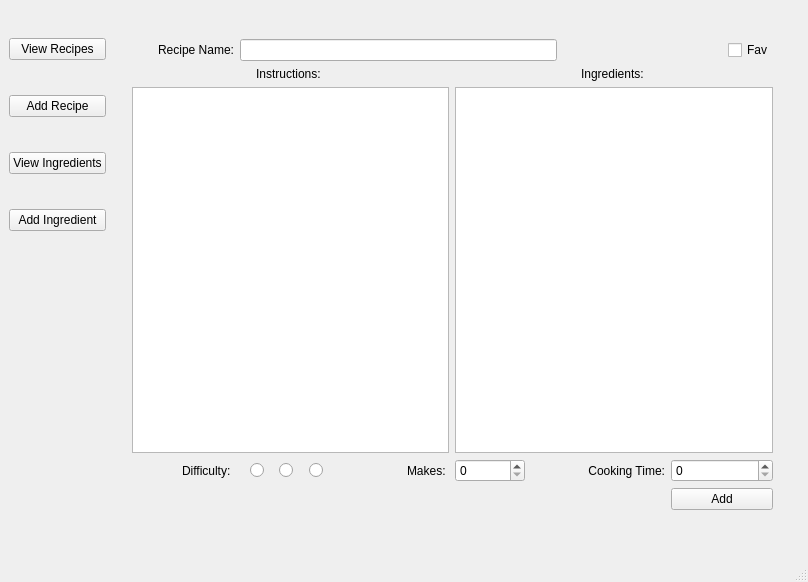
First picture: the form in mainwindow.ui, repository Bourkupine/cs4076-project, before the edit.
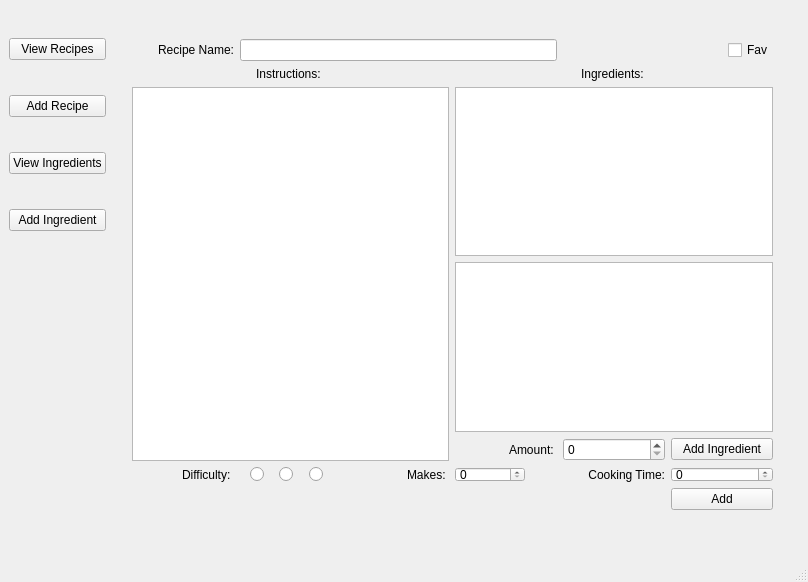
Second picture: the form after the edit. The open tabs and pages were chosen to show the change.

Commit message: struct initalizer and getIngredientsFromItem func

What changed in the file:
```diff
--- a/mainwindow.ui
+++ b/mainwindow.ui
@@ -55,7 +55,7 @@
       <item>
        <widget class="QStackedWidget" name="stackedWidget">
         <property name="currentIndex">
-         <number>0</number>
+         <number>3</number>
         </property>
         <widget class="QWidget" name="viewRecipe">
          <widget class="QWidget" name="gridLayoutWidget_6">
@@ -355,7 +355,7 @@
            <property name="spacing">
             <number>6</number>
            </property>
-           <item row="4" column="1">
+           <item row="6" column="1">
             <layout class="QHBoxLayout" name="horizontalLayout_2">
              <property name="leftMargin">
               <number>10</number>
@@ -413,7 +413,24 @@
              </item>
             </layout>
            </item>
-           <item row="4" column="5">
+           <item row="1" column="0" colspan="3" alignment="Qt::AlignHCenter|Qt::AlignVCenter">
+            <widget class="QLabel" name="label_5">
+             <property name="text">
+              <string>Instructions: </string>
+             </property>
+             <property name="alignment">
+              <set>Qt::AlignRight|Qt::AlignTrailing|Qt::AlignVCenter</set>
+             </property>
+            </widget>
+           </item>
+           <item row="5" column="5">
+            <widget class="QPushButton" name="pushButton_4">
+             <property name="text">
+              <string>Add Ingredient</string>
+             </property>
+            </widget>
+           </item>
+           <item row="6" column="5">
             <widget class="QSpinBox" name="createRecipeTime">
              <property name="minimumSize">
               <size>
@@ -450,7 +467,7 @@
             </widget>
            </item>
            <item row="3" column="3" colspan="3">
-            <widget class="QListWidget" name="createRecipeIngredients"/>
+            <widget class="QListWidget" name="actualRecipeIngredients"/>
            </item>
            <item row="0" column="1" colspan="3">
             <widget class="QLineEdit" name="createRecipeName">
@@ -459,7 +476,14 @@
              </property>
             </widget>
            </item>
-           <item row="4" column="4">
+           <item row="5" column="3" alignment="Qt::AlignRight">
+            <widget class="QLabel" name="label_24">
+             <property name="text">
+              <string>Amount: </string>
+             </property>
+            </widget>
+           </item>
+           <item row="6" column="4">
             <widget class="QLabel" name="label_6">
              <property name="text">
               <string>Cooking Time:</string>
@@ -469,14 +493,14 @@
              </property>
             </widget>
            </item>
-           <item row="6" column="5">
+           <item row="8" column="5">
             <widget class="QPushButton" name="createRecipe">
              <property name="text">
               <string>Add</string>
              </property>
             </widget>
            </item>
-           <item row="4" column="3" alignment="Qt::AlignLeft">
+           <item row="6" column="3" alignment="Qt::AlignLeft">
             <widget class="QSpinBox" name="createRecipeMakes">
              <property name="minimumSize">
               <size>
@@ -495,6 +519,16 @@
              </property>
             </widget>
            </item>
+           <item row="6" column="2" alignment="Qt::AlignRight">
+            <widget class="QLabel" name="label_10">
+             <property name="text">
+              <string>Makes: </string>
+             </property>
+            </widget>
+           </item>
+           <item row="3" column="0" rowspan="3" colspan="3">
+            <widget class="QTextEdit" name="createRecipeInstructions"/>
+           </item>
            <item row="1" column="3" colspan="3" alignment="Qt::AlignHCenter|Qt::AlignVCenter">
             <widget class="QLabel" name="label_9">
              <property name="text">
@@ -502,32 +536,18 @@
              </property>
             </widget>
            </item>
-           <item row="4" column="0" alignment="Qt::AlignRight">
+           <item row="6" column="0" alignment="Qt::AlignRight">
             <widget class="QLabel" name="label_8">
              <property name="text">
               <string>Difficulty: </string>
              </property>
             </widget>
            </item>
-           <item row="4" column="2" alignment="Qt::AlignRight">
-            <widget class="QLabel" name="label_10">
-             <property name="text">
-              <string>Makes: </string>
-             </property>
-            </widget>
+           <item row="4" column="3" colspan="3">
+            <widget class="QListWidget" name="createRecipeIngredients"/>
            </item>
-           <item row="1" column="0" colspan="3" alignment="Qt::AlignHCenter|Qt::AlignVCenter">
-            <widget class="QLabel" name="label_5">
-             <property name="text">
-              <string>Instructions: </string>
-             </property>
-             <property name="alignment">
-              <set>Qt::AlignRight|Qt::AlignTrailing|Qt::AlignVCenter</set>
-             </property>
-            </widget>
-           </item>
-           <item row="3" column="0" colspan="3">
-            <widget class="QTextEdit" name="createRecipeInstructions"/>
+           <item row="5" column="4">
+            <widget class="QSpinBox" name="ingredientAmount"/>
            </item>
           </layout>
          </widget>
```
The commit also changes 4 other files.
